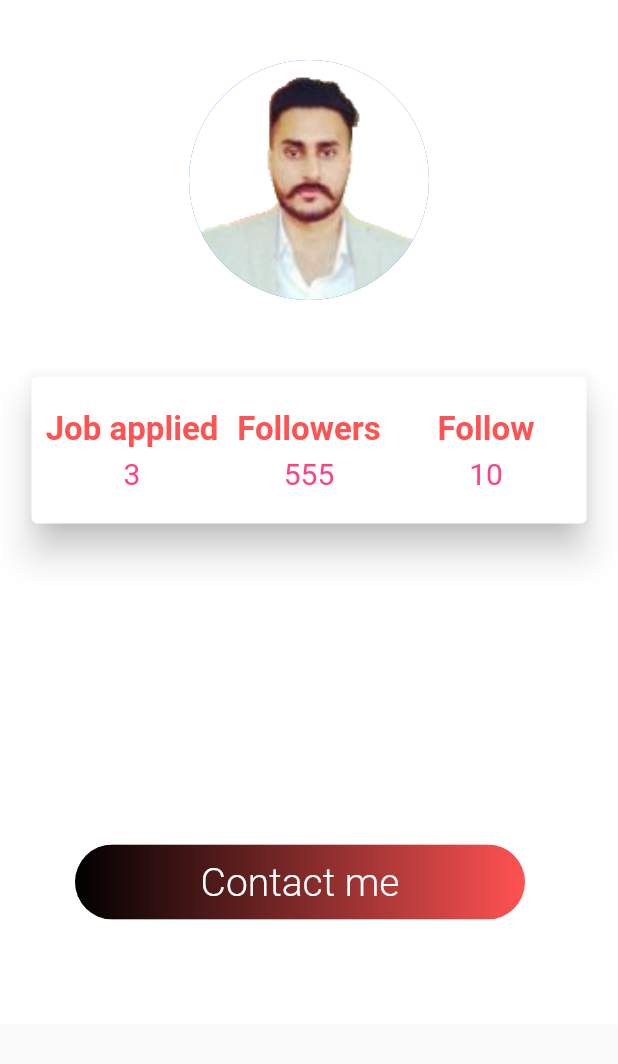
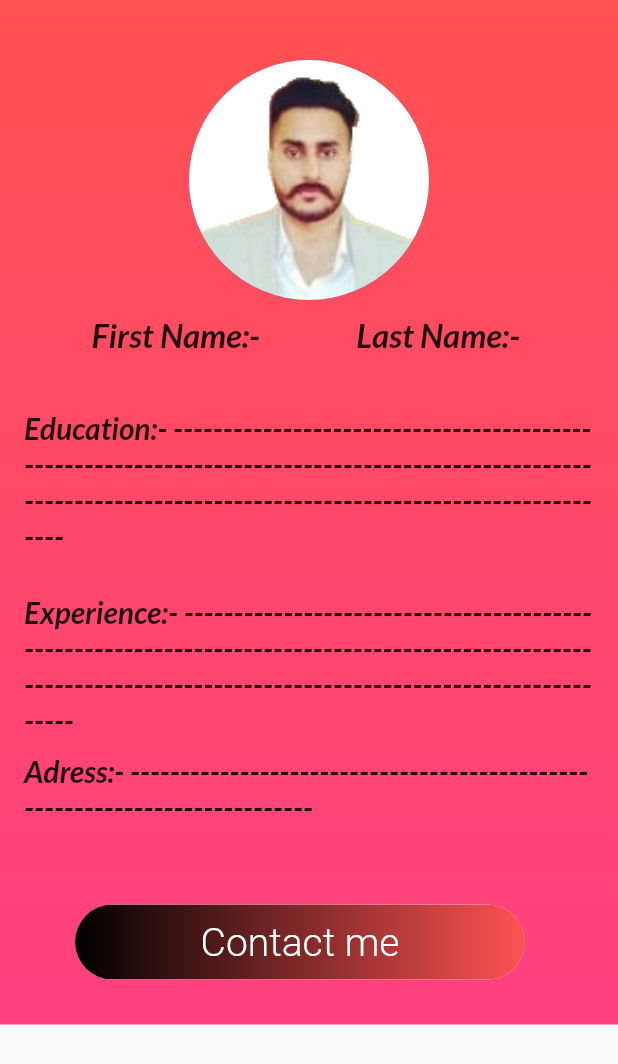
Before and after one commit to SwarajErra/hybrid, a Flutter app: the EmployeeProfilePage screen opened directly, on a phone screen of 412 x 824 dp. Shown: the top 1064 px of the screen. Run offline on Flutter 3.47's test engine with Material 2 defaults, Android fonts, the phone set to English and light mode, and no system bars; our stand-ins replace cloud_firestore, firebase_auth, firebase_core, fluttertoast, getwidget, google_fonts and 2 more; accounts and stored records are empty.

Commit message:
updated profile page

```diff
--- a/lib/Jobhomepage/employeeProfilePage.dart
+++ b/lib/Jobhomepage/employeeProfilePage.dart
@@ -19,7 +19,7 @@ class EmployeeProfilePage extends StatelessWidget {
                       gradient: LinearGradient(
                           begin: Alignment.topLeft,
                           end: Alignment.bottomLeft,
-                          colors: [Colors.white, Colors.white])),
+                          colors: [Colors.redAccent, Colors.pinkAccent])),
                   child: Container(
                     padding: EdgeInsets.fromLTRB(1, 40, 1, 1),
                     width: double.infinity,
@@ -37,151 +37,88 @@ class EmployeeProfilePage extends StatelessWidget {
                           SizedBox(
                             height: 10.0,
                           ),
+                          Row(
+                            mainAxisAlignment: MainAxisAlignment.spaceEvenly,
+                            children: [
                               Text(
-                            "Tejveer singh",
-                            style: TextStyle(
-                              fontSize: 22.0,
-                              color: Colors.white,
+                                'First Name:- ',
+                                style: GoogleFonts.lato(
+                                  textStyle:
+                                      Theme.of(context).textTheme.subtitle1,
+                                  fontSize: 22,
+                                  fontWeight: FontWeight.w600,
+                                  fontStyle: FontStyle.italic,
                                 ),
                               ),
-                          SizedBox(
-                            height: 10.0,
-                          ),
-                          Card(
-                            margin: EdgeInsets.symmetric(
-                                horizontal: 20.0, vertical: 5.0),
-                            clipBehavior: Clip.antiAlias,
-                            color: Colors.white,
-                            elevation: 10,
-                            child: Padding(
-                              padding: const EdgeInsets.symmetric(
-                                  horizontal: 8.0, vertical: 22.0),
-                              child: Row(
-                                children: <Widget>[
-                                  Expanded(
-                                    child: Column(
-                                      children: <Widget>[
                               Text(
-                                          "Job applied",
-                                          style: TextStyle(
-                                            color: Colors.redAccent,
-                                            fontSize: 22.0,
-                                            fontWeight: FontWeight.bold,
-                                          ),
-                                        ),
-                                        SizedBox(
-                                          height: 5.0,
-                                        ),
-                                        Text(
-                                          "3",
-                                          style: TextStyle(
-                                            fontSize: 20.0,
-                                            color: Colors.pinkAccent,
-                                          ),
-                                        )
-                                      ],
-                                    ),
-                                  ),
-                                  Expanded(
-                                    child: Column(
-                                      children: <Widget>[
-                                        Text(
-                                          "Followers",
-                                          style: TextStyle(
-                                            color: Colors.redAccent,
-                                            fontSize: 22.0,
-                                            fontWeight: FontWeight.bold,
-                                          ),
-                                        ),
-                                        SizedBox(
-                                          height: 5.0,
-                                        ),
-                                        Text(
-                                          "555",
-                                          style: TextStyle(
-                                            fontSize: 20.0,
-                                            color: Colors.pinkAccent,
-                                          ),
-                                        )
-                                      ],
-                                    ),
-                                  ),
-                                  Expanded(
-                                    child: Column(
-                                      children: <Widget>[
-                                        Text(
-                                          "Follow",
-                                          style: TextStyle(
-                                            color: Colors.redAccent,
-                                            fontSize: 22.0,
-                                            fontWeight: FontWeight.bold,
-                                          ),
-                                        ),
-                                        SizedBox(
-                                          height: 5.0,
-                                        ),
-                                        Text(
-                                          "10",
-                                          style: TextStyle(
-                                            fontSize: 20.0,
-                                            color: Colors.pinkAccent,
-                                          ),
-                                        )
-                                      ],
+                                'Last Name:- ',
+                                style: GoogleFonts.lato(
+                                  textStyle:
+                                      Theme.of(context).textTheme.subtitle1,
+                                  fontSize: 22,
+                                  fontWeight: FontWeight.w600,
+                                  fontStyle: FontStyle.italic,
                                 ),
                               ),
                             ],
                           ),
+                          SizedBox(
+                            height: 15.0,
                           ),
-                          )
-                        ],
+                          Column(children: [
+                           Padding(
+                              padding: const EdgeInsets.symmetric(
+                                  horizontal: 15.0, vertical: 22.0),
+                            child:  Text(
+                                'Education:- '+ '---------------------------------------------------------------------------'
+                                    '-------------------------------------------------------------------------------------',
+                                style: GoogleFonts.lato(
+                                  textStyle:
+                                  Theme.of(context).textTheme.subtitle1,
+                                  fontSize: 20,
+                                  fontWeight: FontWeight.w600,
+                                  fontStyle: FontStyle.italic,
                                 ),
                               ),
-                  )),
-              Positioned(
-                bottom: 150,
-                child: Align(
-                  child: Container(
-                    child: Padding(
+                            ),
+                            Padding(
                               padding: const EdgeInsets.symmetric(
-                          vertical: 12.0, horizontal: 16.0),
-                      child: Column(
-                        mainAxisAlignment: MainAxisAlignment.start,
-                        crossAxisAlignment: CrossAxisAlignment.start,
-                        children: <Widget>[
-                          Text(
-                            "Bio:",
-                            style: GoogleFonts.roboto(
-                              textStyle: TextStyle(
-                                  color: Colors.white,
-                                  fontStyle: FontStyle.normal,
-                                  fontSize: 25.0,
-                                  fontWeight: FontWeight.bold),
+                                  horizontal: 15.0, vertical: 5.0),
+                              child:  Text(
+                                'Experience:- '+ '---------------------------------------------------------------------------'
+                                    '-------------------------------------------------------------------------------------',
+                                style: GoogleFonts.lato(
+                                  textStyle:
+                                  Theme.of(context).textTheme.subtitle1,
+                                  fontSize: 20,
+                                  fontWeight: FontWeight.w600,
+                                  fontStyle: FontStyle.italic,
                                 ),
                               ),
-                          SizedBox(height: 10),
-                          Text(
-                            'My name is Tejveer and I am  a \n'
-                                'freelance mobile app developper if you \n'
-                                'need any mobile app for your company \n'
-                                'then contact me for more informations',
-                            style: GoogleFonts.openSans(
-                              textStyle: TextStyle(
-                                fontSize: 16.0,
-                                fontWeight: FontWeight.w700,
-                                color: Colors.white,
-                                letterSpacing: 2.0,
+                            ),
+                            Padding(
+                              padding: const EdgeInsets.symmetric(
+                                  horizontal: 15.0, vertical: 5.0),
+                              child:  Text(
+                                'Adress:- '+ '---------------------------------------------------------------------------',
+                                style: GoogleFonts.lato(
+                                  textStyle:
+                                  Theme.of(context).textTheme.subtitle1,
+                                  fontSize: 20,
+                                  fontWeight: FontWeight.w600,
+                                  fontStyle: FontStyle.italic,
                                 ),
                               ),
                             ),
                             ],
                           ),
+                        ],
                       ),
                     ),
-                ),
-              ),
+                  )),
+
               Positioned(
-                bottom: 70,
+                bottom: 30,
                 left: 50,
                 child: Align(
                   alignment: Alignment.center,
--- a/lib/drawer/Navigationdrawer.dart
+++ b/lib/drawer/Navigationdrawer.dart
@@ -20,7 +20,7 @@ class navigationDrawer extends StatelessWidget {
           createDrawerBodyItem(
               icon: Icons.home,text: 'profie',onTap: (){
             Navigator.push(context,
-                MaterialPageRoute(builder: (context) => ProfilePage()));
+                MaterialPageRoute(builder: (context) => EmployeeProfilePage()));
           }),
           createDrawerBodyItem(
               icon: Icons.account_circle,text: 'update resume',onTap: (){
@@ -30,7 +30,7 @@ class navigationDrawer extends StatelessWidget {
 
           createDrawerBodyItem(
               icon: Icons.event_note,text: 'Events'),
-          Divider(),
+
           createDrawerBodyItem(onTap: ((){
             Navigator.push(context,
                 MaterialPageRoute(builder: (_) => Notifications()));
@@ -38,6 +38,11 @@ class navigationDrawer extends StatelessWidget {
               icon: Icons.notifications_active,text: 'Notifications'),
           createDrawerBodyItem(
               icon: Icons.contact_phone,text: 'Contact Info'),
+          Divider(
+            indent: 10,
+            color: Colors.green,
+            thickness: 2,
+          ),
          createDrawerBodyItem(
           icon: Icons.add_to_home_screen,text: 'sign out', onTap: () {
            Navigator.push(context,
```
Lines whose indentation alone changed are shown as unchanged.
